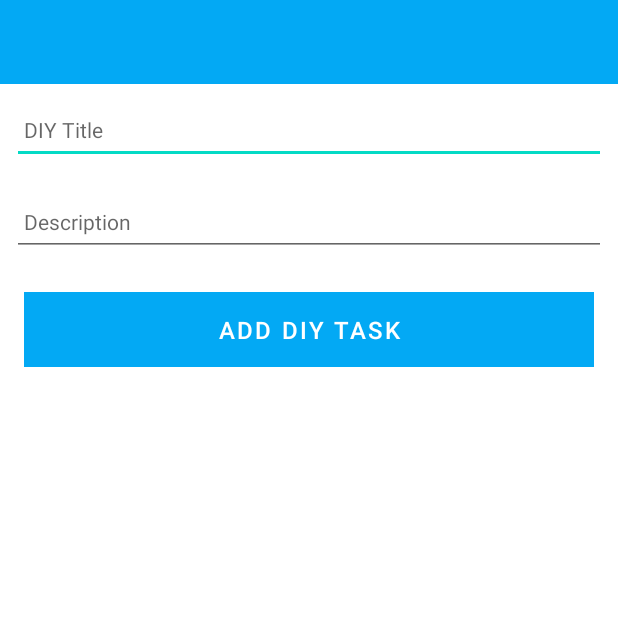
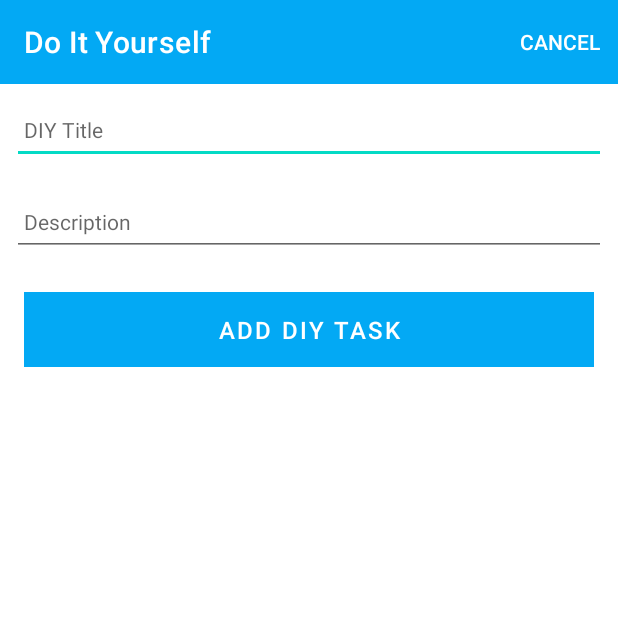
Before and after one commit to Irhutchi/Android-DIY-App, an Android app: the DIYActivity screen opened directly, with no data from a screen before it, on a phone screen of 412 x 824 dp, the top half of it. Run offline under Robolectric (Android 15) with nearby library versions, the phone set to English and light mode, and no system bars; our stand-ins replace Timber; 1 statement that could not run was skipped.

Commit message:
Add 'Cancel' action into DIYActivity
This should return to DIYListActivity without adding a new diy task

```diff
--- a/app/src/main/java/ie/wit/doityourself/activities/DIYActivity.kt
+++ b/app/src/main/java/ie/wit/doityourself/activities/DIYActivity.kt
@@ -2,7 +2,10 @@
 
 import androidx.appcompat.app.AppCompatActivity
 import android.os.Bundle
+import android.view.Menu
+import android.view.MenuItem
 import com.google.android.material.snackbar.Snackbar
+import ie.wit.doityourself.R
 import ie.wit.doityourself.databinding.ActivityDiyBinding
 import ie.wit.doityourself.main.MainApp
 import ie.wit.doityourself.models.DIYModel
@@ -22,6 +25,9 @@
         //inflate layout using binding class
         binding = ActivityDiyBinding.inflate(layoutInflater)
         setContentView(binding.root)
+        // In order to present the toolbar - we must explicitly enable it
+        binding.toolbarAdd.title = title
+        setSupportActionBar(binding.toolbarAdd)
 
         app = application as MainApp    // initialise mainApp (2)
         i("DIY Activity started...")
@@ -45,4 +51,16 @@
             }
         }
     }
+
+    override fun onCreateOptionsMenu(menu: Menu): Boolean {
+        menuInflater.inflate(R.menu.menu_diytask, menu)
+        return super.onCreateOptionsMenu(menu)
+    }
+
+    override fun onOptionsItemSelected(item: MenuItem): Boolean {
+        when (item.itemId) {
+            R.id.item_cancel -> { finish() }
+        }
+        return super.onOptionsItemSelected(item)
+    }
 }
--- a/app/src/main/java/ie/wit/doityourself/activities/DIYListActivity.kt
+++ b/app/src/main/java/ie/wit/doityourself/activities/DIYListActivity.kt
@@ -24,6 +24,7 @@
         super.onCreate(savedInstanceState)
         binding = ActivityDiyListBinding.inflate(layoutInflater)
         setContentView(binding.root)
+        // In order to present the toolbar - we must explicitly enable it
         binding.toolbar.title = title
         setSupportActionBar(binding.toolbar)
 
--- /dev/null
+++ b/app/src/main/res/menu/menu_diytask.xml
@@ -0,0 +1,9 @@
+<?xml version="1.0" encoding="utf-8"?>
+<menu xmlns:android="http://schemas.android.com/apk/res/android"
+    xmlns:app="http://schemas.android.com/apk/res-auto">
+
+    <item
+        android:id="@+id/item_cancel"
+        android:title="@string/menu_cancelTask"
+        app:showAsAction="always"/>
+</menu>
--- a/app/src/main/res/values/strings.xml
+++ b/app/src/main/res/values/strings.xml
@@ -1,6 +1,7 @@
 <resources>
     <string name="app_name">Do It Yourself</string>
     <string name="menu_addTask">Add</string>
+    <string name="menu_cancelTask">Cancel</string>
     <string name="button_addTask">Add DIY Task</string>
     <string name="hint_taskTitle">DIY Title</string>
     <string name="hint_taskDescription">Description </string>
```
